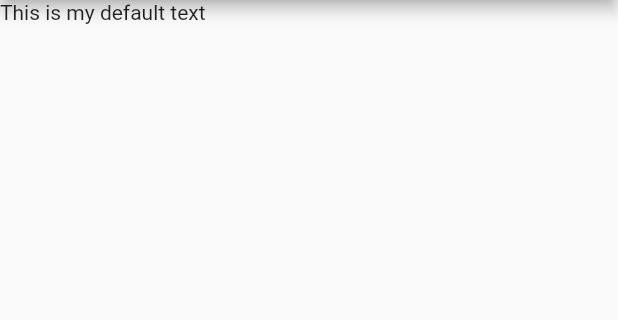
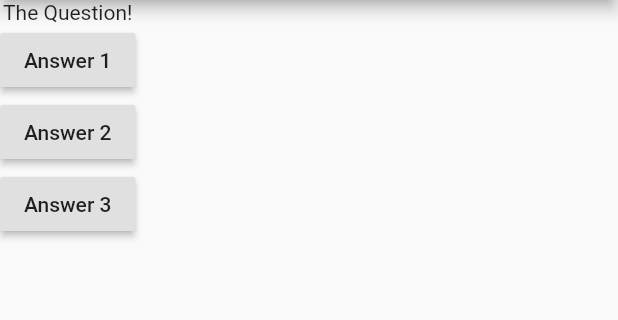
Before and after one commit to Skmsoumya/first_flutter_app, a Flutter app: the screen it shows after launch, on a phone screen of 412 x 824 dp, the part 84-404 px from its top. Run offline on Flutter 3.47's test engine with Material 2 defaults, Android fonts, the phone set to English and light mode, and no system bars.

Commit message:
Trying app Scafolding

```diff
--- a/lib/main.dart
+++ b/lib/main.dart
@@ -9,12 +9,35 @@ void main() => runApp(MyApp());
 class MyApp extends StatelessWidget {
   @override
   Widget build(BuildContext context) {
+
+    void answerQuestion() {
+      print("answered question!");
+    }
+
     return MaterialApp(
       home: Scaffold(
         appBar: AppBar(
           title: Text("My first flutter app!"),
         ),
-        body: Text("This is my default text"),
+        body: Column(
+          children: [
+            Text("The Question!"),
+            RaisedButton(
+              child: Text("Answer 1"),
+              onPressed: answerQuestion,
+            ),
+            RaisedButton(
+              child: Text("Answer 2"),
+              onPressed: () => print("Answer 2 choosen!"),
+            ),
+            RaisedButton(
+              child: Text("Answer 3"),
+              onPressed: () {
+                print("Answer 3 choosen!");
+              },
+            ),
+          ],
+        ),
       ),
     );
   }
```
